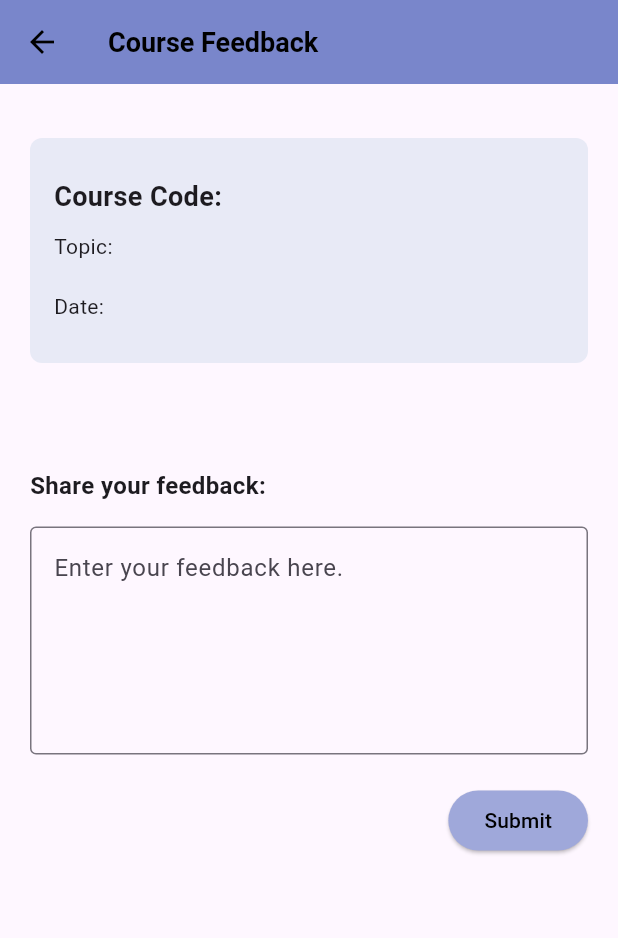
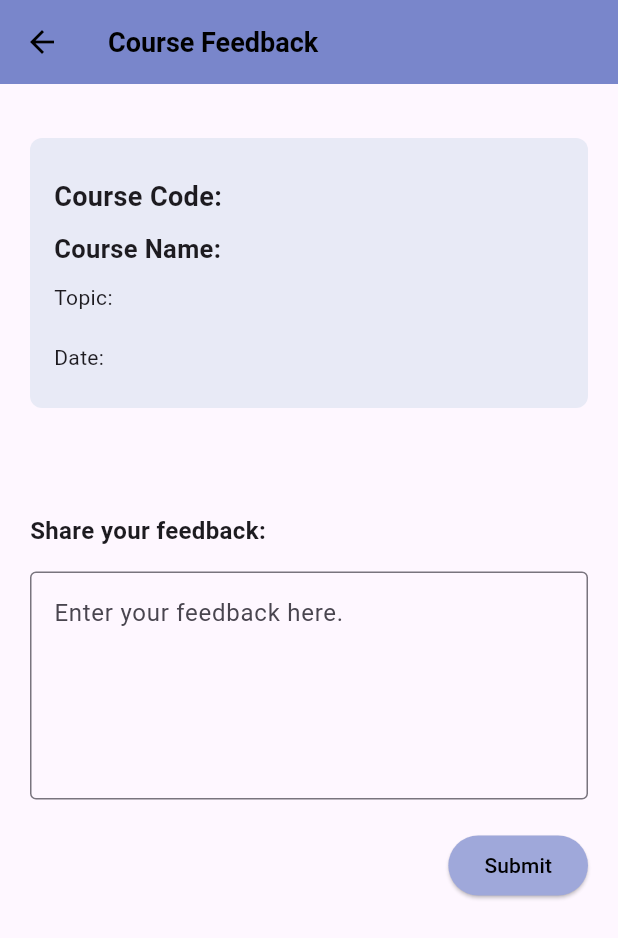
Before and after one commit to betlsanli/enhanced_course_feedback_system, a Flutter app: the StudentWriteFeedbackPage screen opened directly with empty values, on a phone screen of 412 x 824 dp. Shown: the top 938 px of the screen. Run offline on Flutter 3.47's test engine with Material 3 defaults, Android fonts, the phone set to English and light mode, and no system bars; our stand-ins replace after_layout, flutter_dotenv, supabase, supabase_flutter; accounts and stored records are empty.

Commit message:
Update StudentWriteFeedbackPage.dart

```diff
--- a/lib/pages/StudentWriteFeedbackPage.dart
+++ b/lib/pages/StudentWriteFeedbackPage.dart
@@ -36,7 +36,7 @@ class _StudentWriteFeedbackPageState extends State<StudentWriteFeedbackPage>{
               Container(
                 padding: EdgeInsets.all(16.0),
                 width: 400.0,
-                height: 150,
+                height: 180,
                 decoration: BoxDecoration(
                   color: Colors.indigo.shade50,
                   borderRadius: BorderRadius.circular(8.0),
@@ -50,6 +50,11 @@ class _StudentWriteFeedbackPageState extends State<StudentWriteFeedbackPage>{
                     Text(
                       'Course Code: ${widget.requestForm.code}',
                       style: TextStyle(fontSize: 18, fontWeight: FontWeight.bold),
+                    ),
+                    SizedBox(height: 10),
+                    Text(
+                      'Course Name: ${widget.requestForm.name}',
+                      style: TextStyle(fontSize: 17, fontWeight: FontWeight.bold),
                     ),
                     SizedBox(height: 10),
                     Text('Topic: ${widget.requestForm.topic}'),
```
